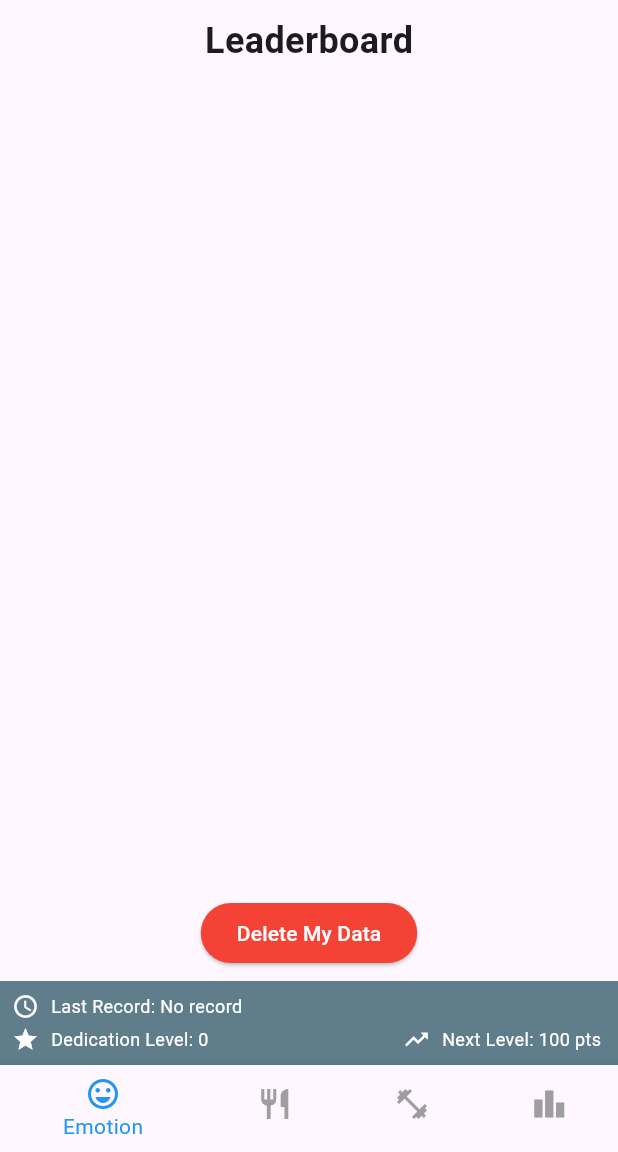
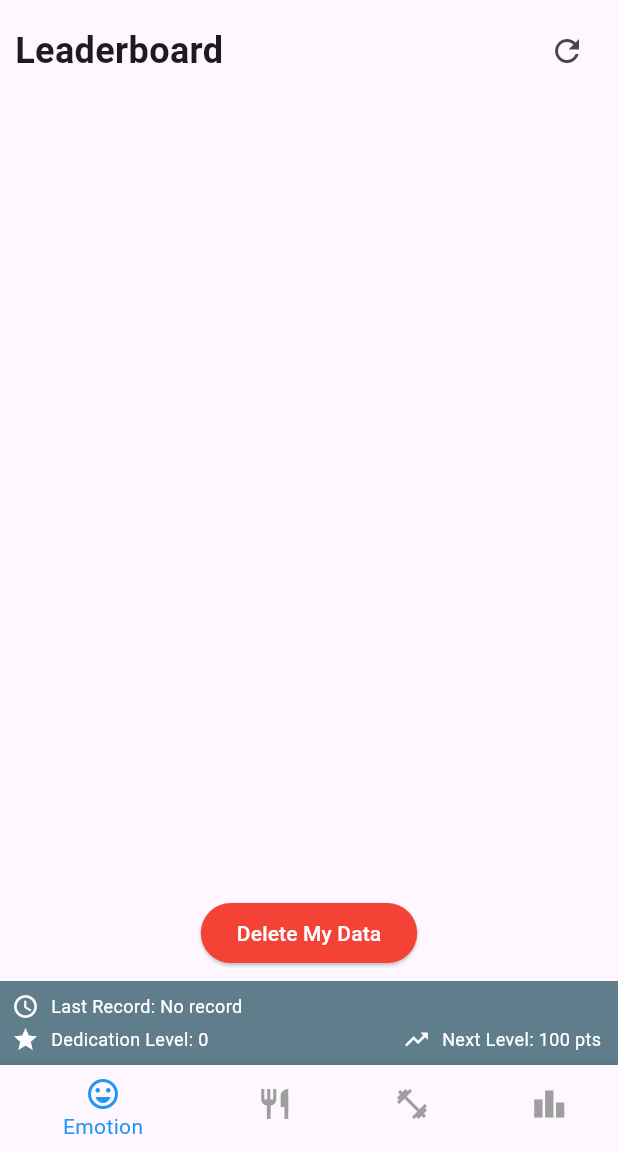
Before and after one commit to Claurentia/health-recorder, a Flutter app: the LeaderboardPage screen opened by its route, on a phone screen of 412 x 824 dp, the part 84-1236 px from its top. Run offline on Flutter 3.47's test engine with Material 3 defaults, Android fonts, the phone set to English and light mode, and no system bars; our stand-ins replace cloud_firestore, cloud_functions, firebase_auth, firebase_core, floor, go_router and 1 more; missing offline and left inert: firebase_ui_auth; accounts and stored records are empty; generated files the repository leaves out were written again; network calls fail.

Commit message:
finish hw5

```diff
--- a/lib/leaderboard_page.dart
+++ b/lib/leaderboard_page.dart
@@ -15,7 +15,14 @@ class LeaderboardPage extends StatefulWidget {
 }
 
 class _LeaderboardPageState extends State<LeaderboardPage> {
+  late Future<List<Map<String, dynamic>>> _leaderboardData;
   bool _acceptedTerms = false;
+
+  @override
+  void initState() {
+    super.initState();
+    _leaderboardData = fetchLeaderboardData();
+  }
 
   Future<void> syncPoints(BuildContext context) async {
     final recordingState = Provider.of<RecordingState>(context, listen: false);
@@ -47,6 +54,7 @@ class _LeaderboardPageState extends State<LeaderboardPage> {
             TextButton(
               child: const Text("Delete"),
               onPressed: () async {
+                Navigator.of(dialogContext).pop();
                 await _deleteAccountAndData(context);
               },
             ),
@@ -68,7 +76,7 @@ class _LeaderboardPageState extends State<LeaderboardPage> {
 
   Widget LeaderboardRank(BuildContext context) {
     return FutureBuilder<List<Map<String, dynamic>>>(
-      future: fetchLeaderboardData(),
+      future: _leaderboardData,
       builder: (context, snapshot) {
         if (snapshot.connectionState == ConnectionState.done && snapshot.hasData) {
           final leaderboardData = snapshot.data!;
@@ -76,9 +84,22 @@ class _LeaderboardPageState extends State<LeaderboardPage> {
             children: [
               Padding(
                 padding: const EdgeInsets.all(10.0),
-                child: Text(
-                  'Leaderboard',
-                  style: TextStyle(fontSize: 24, fontWeight: FontWeight.bold),
+                child: Row(
+                  mainAxisAlignment: MainAxisAlignment.spaceBetween,
+                  children: [
+                    const Text(
+                      'Leaderboard',
+                      style: TextStyle(fontSize: 24, fontWeight: FontWeight.bold),
+                    ),
+                    IconButton(
+                      icon: Icon(Icons.refresh),
+                      onPressed: () {
+                        setState(() {
+                          _leaderboardData = fetchLeaderboardData();
+                        });
+                      },
+                    ),
+                  ],
                 ),
               ),
               Expanded(
```
Also changed, not shown: lib/main.dart (+17 -3 lines).
